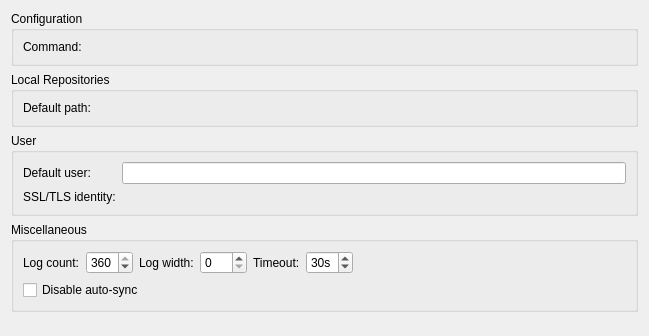
Above: src/plugins/fossil/optionspage.ui from nomadbyte/qtcreator-plugin-fossil before the change. Below: the same form after it.
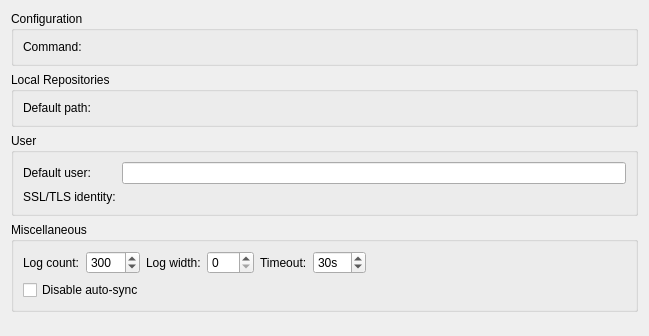
That is the form after the change. Custom widgets are drawn as their Qt base class.

Commit message: Change option defaults and limits.

```diff
--- a/src/plugins/fossil/optionspage.ui
+++ b/src/plugins/fossil/optionspage.ui
@@ -121,10 +121,10 @@
          <string>The number of recent commit log entries to show. Choose 0 to see all entries.</string>
         </property>
         <property name="maximum">
-         <number>360</number>
+         <number>1000</number>
         </property>
         <property name="value">
-         <number>360</number>
+         <number>300</number>
         </property>
        </widget>
       </item>
@@ -160,6 +160,9 @@
         <property name="suffix">
          <string>s</string>
         </property>
+        <property name="maximum">
+         <number>360</number>
+        </property>
         <property name="value">
          <number>30</number>
         </property>
```
